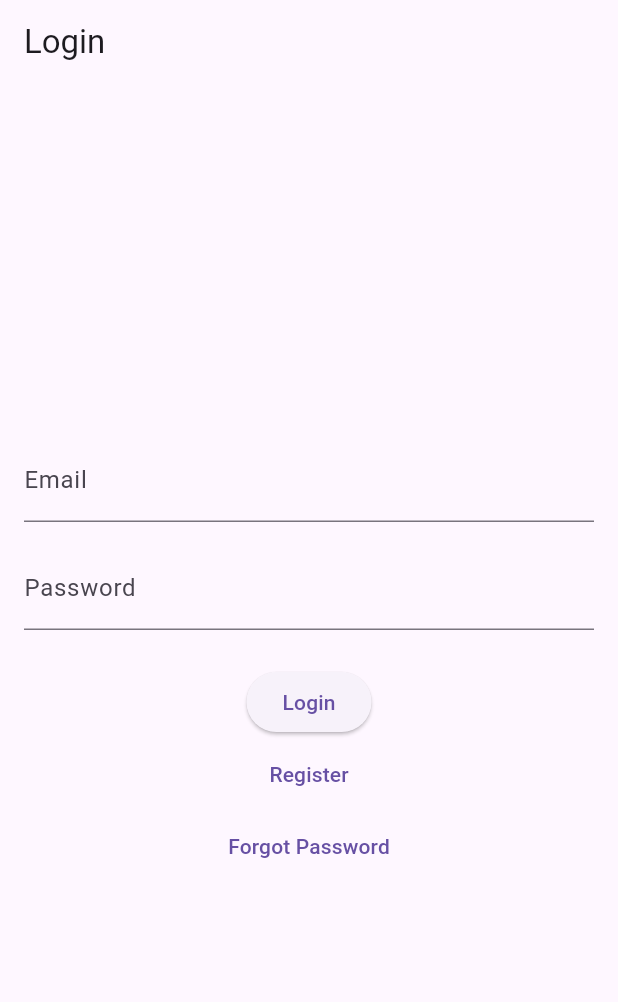
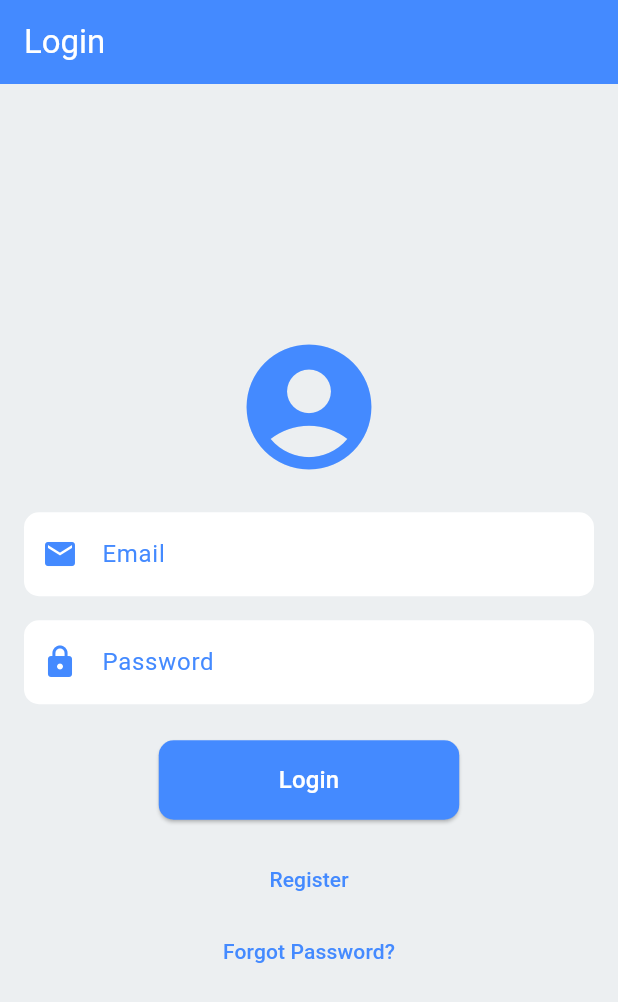
Before and after one commit to Imalkaaa/Biomark, a Flutter app: the screen it shows after launch, on a phone screen of 412 x 824 dp. Shown: the top 1002 px of the screen. Run offline on Flutter 3.47's test engine with Material 3 defaults, Android fonts, the phone set to English and light mode, and no system bars; our stand-ins replace sqflite; missing offline and left inert: encrypt, mongo_dart; accounts and stored records are empty.

Commit message:
change ui and crete change password and change email and login and registration

```diff
--- a/lib/main.dart
+++ b/lib/main.dart
@@ -3,6 +3,9 @@ import 'package:provider/provider.dart';
 import 'screens/login_screen.dart';
 import 'screens/register_screen.dart';
 import 'screens/profile_screen.dart';
+import 'screens/password_screen.dart';
+import 'screens/email_screen.dart';
+
 import 'services/auth_service.dart';
 
 void main() {
@@ -28,6 +31,8 @@ class MyApp extends StatelessWidget {
         '/': (context) => LoginScreen(),
         '/register': (context) => RegisterScreen(),
         '/profile': (context) => ProfileScreen(),
+        '/change-email' : (context) => ChangeEmailScreen(),
+        '/change-password' : (context) => ChangePasswordScreen(),
       },
     );
   }
--- a/lib/models/user.dart
+++ b/lib/models/user.dart
@@ -1,7 +1,7 @@
 class User {
-  final String? id;
+  String? id;
   final String fullName;
-  final String email;
+  String email;
   final String dateOfBirth;
   final String timeOfBirth;
   final String locationOfBirth;
@@ -45,6 +45,10 @@ class User {
     'height': height,
     'ethnicity': ethnicity,
     'eyeColor': eyeColor,
+    'mothersMaidenName': mothersMaidenName,
+    'childhoodFriend': childhoodFriend,
+    'childhoodPet': childhoodPet,
+    'securityQuestion': securityQuestion,
   };
 
   factory User.fromJson(Map<String, dynamic> json) => User(
@@ -59,9 +63,9 @@ class User {
     height: json['height'],
     ethnicity: json['ethnicity'],
     eyeColor: json['eyeColor'],
-    mothersMaidenName: '',
-    childhoodFriend: '',
-    childhoodPet: '',
-    securityQuestion: '',
+    mothersMaidenName: json['mothersMaidenName'],
+    childhoodFriend: json['childhoodFriend'],
+    childhoodPet: json['childhoodPet'],
+    securityQuestion: json['securityQuestion'],
   );
 }
--- a/lib/screens/login_screen.dart
+++ b/lib/screens/login_screen.dart
@@ -11,26 +11,61 @@ class LoginScreen extends StatelessWidget {
     final authService = Provider.of<AuthService>(context);
 
     return Scaffold(
-      appBar: AppBar(title: Text('Login')),
-      body: Padding(
+      backgroundColor: Colors.blueGrey[50],
+      appBar: AppBar(
+        title: Text('Login', style: TextStyle(color: Colors.white)),
+        backgroundColor: Colors.blueAccent,
+        elevation: 0,
+      ),
+      body: Center(
+        child: SingleChildScrollView(
           padding: EdgeInsets.all(16.0),
           child: Column(
             mainAxisAlignment: MainAxisAlignment.center,
             children: [
+              Icon(Icons.account_circle, color: Colors.blueAccent, size: 100),
+              SizedBox(height: 20),
               TextField(
                 controller: emailController,
-              decoration: InputDecoration(labelText: 'Email'),
+                decoration: InputDecoration(
+                  labelText: 'Email',
+                  labelStyle: TextStyle(color: Colors.blueAccent),
+                  filled: true,
+                  fillColor: Colors.white,
+                  border: OutlineInputBorder(
+                    borderRadius: BorderRadius.circular(10.0),
+                    borderSide: BorderSide.none,
+                  ),
+                  prefixIcon: Icon(Icons.email, color: Colors.blueAccent),
+                ),
                 keyboardType: TextInputType.emailAddress,
               ),
               SizedBox(height: 16),
               TextField(
                 controller: passwordController,
-              decoration: InputDecoration(labelText: 'Password'),
+                decoration: InputDecoration(
+                  labelText: 'Password',
+                  labelStyle: TextStyle(color: Colors.blueAccent),
+                  filled: true,
+                  fillColor: Colors.white,
+                  border: OutlineInputBorder(
+                    borderRadius: BorderRadius.circular(10.0),
+                    borderSide: BorderSide.none,
+                  ),
+                  prefixIcon: Icon(Icons.lock, color: Colors.blueAccent),
+                ),
                 obscureText: true,
               ),
               SizedBox(height: 24),
               ElevatedButton(
-              child: Text('Login'),
+                style: ElevatedButton.styleFrom(
+                  backgroundColor: Colors.blueAccent, // Updated parameter
+                  padding: EdgeInsets.symmetric(horizontal: 80, vertical: 15),
+                  shape: RoundedRectangleBorder(
+                    borderRadius: BorderRadius.circular(10.0),
+                  ),
+                ),
+                child: Text('Login', style: TextStyle(fontSize: 16, color: Colors.white)),
                 onPressed: () async {
                   final success = await authService.login(
                     emailController.text,
@@ -45,14 +80,15 @@ class LoginScreen extends StatelessWidget {
                   }
                 },
               ),
+              SizedBox(height: 16),
               TextButton(
-              child: Text('Register'),
+                child: Text('Register', style: TextStyle(color: Colors.blueAccent)),
                 onPressed: () {
                   Navigator.pushNamed(context, '/register');
                 },
               ),
               TextButton(
-              child: Text('Forgot Password'),
+                child: Text('Forgot Password?', style: TextStyle(color: Colors.blueAccent)),
                 onPressed: () {
                   // Implement password recovery
                 },
@@ -60,6 +96,7 @@ class LoginScreen extends StatelessWidget {
             ],
           ),
         ),
+      ),
     );
   }
 }
--- a/lib/services/sqlite_helper.dart
+++ b/lib/services/sqlite_helper.dart
@@ -51,4 +51,10 @@ class SQLiteHelper {
     final db = await instance.database;
     return await db.delete(table, where: where, whereArgs: whereArgs);
   }
+
+  Future<int> update(String table, Map<String, dynamic> values, {String? where, List<dynamic>? whereArgs}) async {
+    final db = await instance.database;
+    return await db.update(table, values, where: where, whereArgs: whereArgs);
+  }
+
 }
```
Also changed, not shown: lib/screens/email_screen.dart (added, +74 -0 lines), lib/screens/password_screen.dart (added, +86 -0 lines), lib/screens/profile_screen.dart (+105 -18 lines), lib/screens/register_screen.dart (+68 -64 lines), lib/services/auth_service.dart (+100 -0 lines), lib/services/mongodb_helper.dart (+25 -1 lines). Lines whose indentation alone changed are shown as unchanged.
